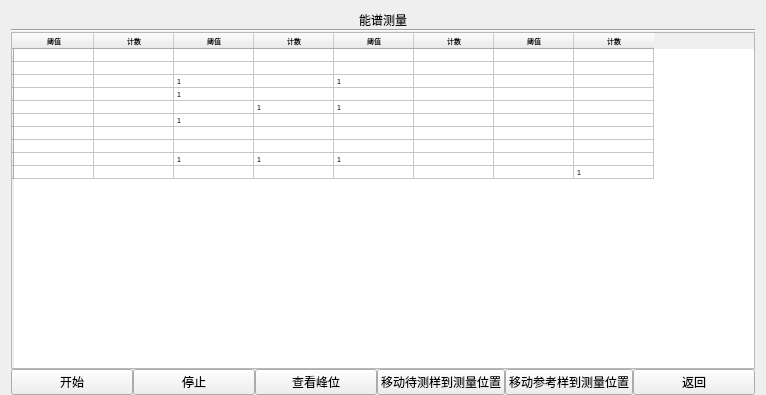
Above: spectrummeasurement.ui from urielyan/kairen_ok335xs before the change. Below: the same form after it.
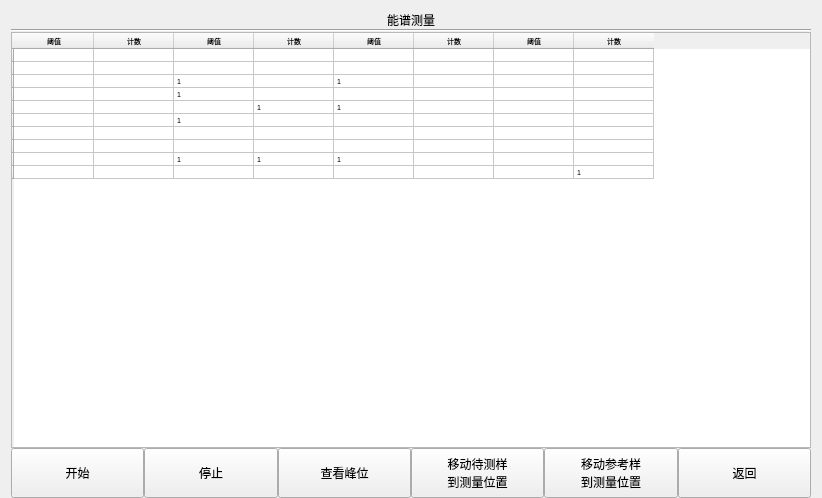
That is the form after the change. Custom widgets are drawn as their Qt base class.

The edit to the form file:
```diff
--- a/spectrummeasurement.ui
+++ b/spectrummeasurement.ui
@@ -6,8 +6,8 @@
    <rect>
     <x>0</x>
     <y>0</y>
-    <width>766</width>
-    <height>395</height>
+    <width>822</width>
+    <height>498</height>
    </rect>
   </property>
   <property name="windowTitle">
@@ -262,11 +262,23 @@
           <bool>true</bool>
          </property>
          <property name="sizePolicy">
-          <sizepolicy hsizetype="Preferred" vsizetype="Preferred">
+          <sizepolicy hsizetype="Preferred" vsizetype="Fixed">
            <horstretch>0</horstretch>
            <verstretch>0</verstretch>
           </sizepolicy>
          </property>
+         <property name="minimumSize">
+          <size>
+           <width>0</width>
+           <height>50</height>
+          </size>
+         </property>
+         <property name="maximumSize">
+          <size>
+           <width>16777215</width>
+           <height>60</height>
+          </size>
+         </property>
          <property name="baseSize">
           <size>
            <width>0</width>
@@ -293,11 +305,23 @@
           <bool>true</bool>
          </property>
          <property name="sizePolicy">
-          <sizepolicy hsizetype="Preferred" vsizetype="Preferred">
+          <sizepolicy hsizetype="Preferred" vsizetype="Fixed">
            <horstretch>0</horstretch>
            <verstretch>0</verstretch>
           </sizepolicy>
          </property>
+         <property name="minimumSize">
+          <size>
+           <width>0</width>
+           <height>50</height>
+          </size>
+         </property>
+         <property name="maximumSize">
+          <size>
+           <width>16777215</width>
+           <height>60</height>
+          </size>
+         </property>
          <property name="baseSize">
           <size>
            <width>0</width>
@@ -324,11 +348,23 @@
           <bool>true</bool>
          </property>
          <property name="sizePolicy">
-          <sizepolicy hsizetype="Preferred" vsizetype="Preferred">
+          <sizepolicy hsizetype="Preferred" vsizetype="Fixed">
            <horstretch>0</horstretch>
            <verstretch>0</verstretch>
           </sizepolicy>
          </property>
+         <property name="minimumSize">
+          <size>
+           <width>0</width>
+           <height>50</height>
+          </size>
+         </property>
+         <property name="maximumSize">
+          <size>
+           <width>16777215</width>
+           <height>60</height>
+          </size>
+         </property>
          <property name="text">
           <string>查看峰位</string>
          </property>
@@ -340,13 +376,26 @@
           <bool>true</bool>
          </property>
          <property name="sizePolicy">
-          <sizepolicy hsizetype="Preferred" vsizetype="Preferred">
+          <sizepolicy hsizetype="Preferred" vsizetype="Fixed">
            <horstretch>0</horstretch>
            <verstretch>0</verstretch>
           </sizepolicy>
          </property>
+         <property name="minimumSize">
+          <size>
+           <width>0</width>
+           <height>50</height>
+          </size>
+         </property>
+         <property name="maximumSize">
+          <size>
+           <width>16777215</width>
+           <height>60</height>
+          </size>
+         </property>
          <property name="text">
-          <string>移动待测样到测量位置</string>
+          <string>移动待测样
+到测量位置</string>
          </property>
         </widget>
        </item>
@@ -356,11 +405,23 @@
           <bool>true</bool>
          </property>
          <property name="sizePolicy">
-          <sizepolicy hsizetype="Preferred" vsizetype="Preferred">
+          <sizepolicy hsizetype="Preferred" vsizetype="Fixed">
            <horstretch>0</horstretch>
            <verstretch>0</verstretch>
           </sizepolicy>
          </property>
+         <property name="minimumSize">
+          <size>
+           <width>0</width>
+           <height>50</height>
+          </size>
+         </property>
+         <property name="maximumSize">
+          <size>
+           <width>16777215</width>
+           <height>60</height>
+          </size>
+         </property>
          <property name="baseSize">
           <size>
            <width>0</width>
@@ -368,7 +429,8 @@
           </size>
          </property>
          <property name="text">
-          <string>移动参考样到测量位置</string>
+          <string>移动参考样
+到测量位置</string>
          </property>
          <property name="iconSize">
           <size>
@@ -384,11 +446,23 @@
           <bool>true</bool>
          </property>
          <property name="sizePolicy">
-          <sizepolicy hsizetype="Preferred" vsizetype="Preferred">
+          <sizepolicy hsizetype="Preferred" vsizetype="Fixed">
            <horstretch>0</horstretch>
            <verstretch>0</verstretch>
           </sizepolicy>
          </property>
+         <property name="minimumSize">
+          <size>
+           <width>0</width>
+           <height>50</height>
+          </size>
+         </property>
+         <property name="maximumSize">
+          <size>
+           <width>16777215</width>
+           <height>60</height>
+          </size>
+         </property>
          <property name="baseSize">
           <size>
            <width>0</width>
```
